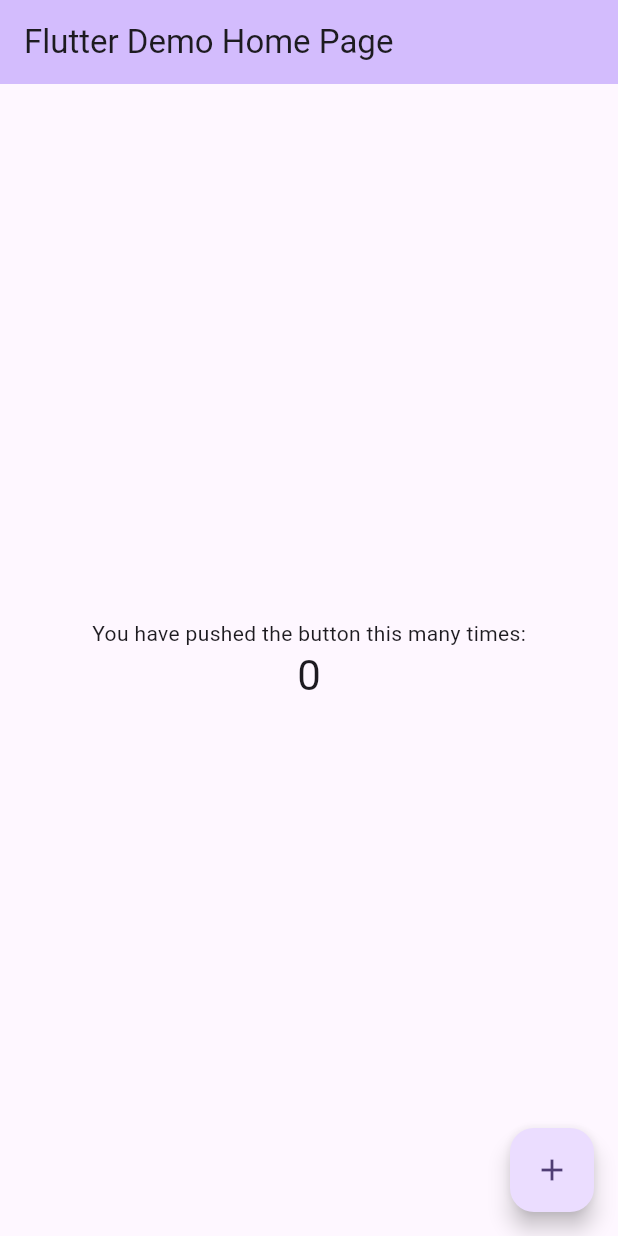
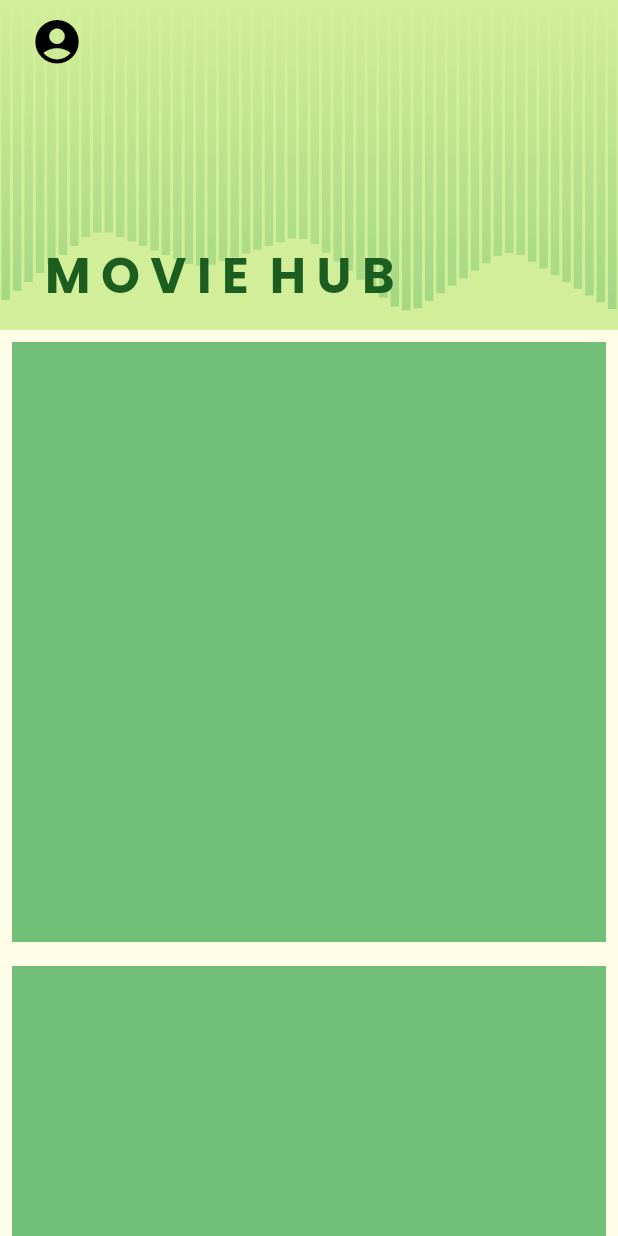
Before and after one commit to abey-joseph/movie_hub, a Flutter app: the screen it shows after launch, on a phone screen of 412 x 824 dp. Run offline on Flutter 3.47's test engine with Material 3 defaults, Android fonts, the phone set to English and light mode, and no system bars; our stand-ins replace google_fonts.

Commit message:
app bar added

```diff
--- a/lib/main.dart
+++ b/lib/main.dart
@@ -1,125 +1,20 @@
 import 'package:flutter/material.dart';
+import 'package:movie_hub/res/colors.dart';
+import 'package:movie_hub/screens/homepage.dart';
 
 void main() {
-  runApp(const MyApp());
+  runApp(MovieHub());
 }
 
-class MyApp extends StatelessWidget {
-  const MyApp({super.key});
+class MovieHub extends StatelessWidget {
+  //const MovieHub({super.key});
 
-  // This widget is the root of your application.
   @override
   Widget build(BuildContext context) {
     return MaterialApp(
-      title: 'Flutter Demo',
-      theme: ThemeData(
-        // This is the theme of your application.
-        //
-        // TRY THIS: Try running your application with "flutter run". You'll see
-        // the application has a purple toolbar. Then, without quitting the app,
-        // try changing the seedColor in the colorScheme below to Colors.green
-        // and then invoke "hot reload" (save your changes or press the "hot
-        // reload" button in a Flutter-supported IDE, or press "r" if you used
-        // the command line to start the app).
-        //
-        // Notice that the counter didn't reset back to zero; the application
-        // state is not lost during the reload. To reset the state, use hot
-        // restart instead.
-        //
-        // This works for code too, not just values: Most code changes can be
-        // tested with just a hot reload.
-        colorScheme: ColorScheme.fromSeed(seedColor: Colors.deepPurple),
-        useMaterial3: true,
-      ),
-      home: const MyHomePage(title: 'Flutter Demo Home Page'),
+      debugShowCheckedModeBanner: false,
+      theme: ThemeData(primarySwatch: Colors.lightGreen),
+      home: const HomePage(),
     );
   }
 }
-
-class MyHomePage extends StatefulWidget {
-  const MyHomePage({super.key, required this.title});
-
-  // This widget is the home page of your application. It is stateful, meaning
-  // that it has a State object (defined below) that contains fields that affect
-  // how it looks.
-
-  // This class is the configuration for the state. It holds the values (in this
-  // case the title) provided by the parent (in this case the App widget) and
-  // used by the build method of the State. Fields in a Widget subclass are
-  // always marked "final".
-
-  final String title;
-
-  @override
-  State<MyHomePage> createState() => _MyHomePageState();
-}
-
-class _MyHomePageState extends State<MyHomePage> {
-  int _counter = 0;
-
-  void _incrementCounter() {
-    setState(() {
-      // This call to setState tells the Flutter framework that something has
-      // changed in this State, which causes it to rerun the build method below
-      // so that the display can reflect the updated values. If we changed
-      // _counter without calling setState(), then the build method would not be
-      // called again, and so nothing would appear to happen.
-      _counter++;
-    });
-  }
-
-  @override
-  Widget build(BuildContext context) {
-    // This method is rerun every time setState is called, for instance as done
-    // by the _incrementCounter method above.
-    //
-    // The Flutter framework has been optimized to make rerunning build methods
-    // fast, so that you can just rebuild anything that needs updating rather
-    // than having to individually change instances of widgets.
-    return Scaffold(
-      appBar: AppBar(
-        // TRY THIS: Try changing the color here to a specific color (to
-        // Colors.amber, perhaps?) and trigger a hot reload to see the AppBar
-        // change color while the other colors stay the same.
-        backgroundColor: Theme.of(context).colorScheme.inversePrimary,
-        // Here we take the value from the MyHomePage object that was created by
-        // the App.build method, and use it to set our appbar title.
-        title: Text(widget.title),
-      ),
-      body: Center(
-        // Center is a layout widget. It takes a single child and positions it
-        // in the middle of the parent.
-        child: Column(
-          // Column is also a layout widget. It takes a list of children and
-          // arranges them vertically. By default, it sizes itself to fit its
-          // children horizontally, and tries to be as tall as its parent.
-          //
-          // Column has various properties to control how it sizes itself and
-          // how it positions its children. Here we use mainAxisAlignment to
-          // center the children vertically; the main axis here is the vertical
-          // axis because Columns are vertical (the cross axis would be
-          // horizontal).
-          //
-          // TRY THIS: Invoke "debug painting" (choose the "Toggle Debug Paint"
-          // action in the IDE, or press "p" in the console), to see the
-          // wireframe for each widget.
-          mainAxisAlignment: MainAxisAlignment.center,
-          children: <Widget>[
-            const Text(
-              'You have pushed the button this many times:',
-            ),
-            Text(
-              '$_counter',
-              style: Theme.of(context).textTheme.headlineMedium,
-            ),
-          ],
-        ),
-      ),
-      floatingActionButton: FloatingActionButton(
-        onPressed: _incrementCounter,
-        tooltip: 'Increment',
-        child: const Icon(Icons.add),
-      ), // This trailing comma makes auto-formatting nicer for build methods.
-    );
-  }
-}
--- /dev/null
+++ b/lib/res/colors.dart
@@ -0,0 +1,9 @@
+// app_colors.dart
+import 'package:flutter/material.dart';
+
+class AppColors {
+  static const Color greenPrimary = Color(0xFF72BF78); // #72BF78
+  static const Color greenLight = Color(0xFFA0D683); // #A0D683
+  static const Color greenLighter = Color(0xFFD3EE98); // #D3EE98
+  static const Color yellowLight = Color(0xFFFEFF9F); // #FEFF9F
+}
--- /dev/null
+++ b/lib/screens/homepage.dart
@@ -0,0 +1,178 @@
+import 'dart:ui';
+
+import 'package:flutter/material.dart';
+import 'package:google_fonts/google_fonts.dart';
+import 'package:movie_hub/res/colors.dart';
+
+class HomePage extends StatelessWidget {
+  const HomePage({super.key});
+
+  @override
+  Widget build(BuildContext context) {
+    return Scaffold(
+      backgroundColor: Colors.yellow[50],
+      //extendBodyBehindAppBar: true,
+      body: CustomScrollView(
+        slivers: [
+          SliverAppBar(
+            backgroundColor: AppColors.greenLighter,
+            //shadowColor: Colors.transparent,
+            leading: const Padding(
+              padding: EdgeInsets.only(left: 20),
+              child: Icon(
+                Icons.account_circle,
+                size: 35,
+                color: Colors.black,
+              ),
+            ),
+            pinned: true,
+            collapsedHeight: 110,
+            expandedHeight: 220,
+            flexibleSpace: FlexibleSpaceBar(
+              title: Text(
+                "M O V I E  H U B",
+                style: GoogleFonts.poppins(
+                    textStyle: TextStyle(
+                        fontWeight: FontWeight.bold, color: Colors.green[900])),
+              ),
+              centerTitle: false,
+              titlePadding: EdgeInsets.only(left: 30, bottom: 16),
+              background: Stack(
+                fit: StackFit.expand,
+                children: [
+                  Positioned.fill(
+                    child: CustomPaint(
+                      painter: WaveStripPainter(
+                          greenLighter: AppColors.greenLighter,
+                          greenLight: AppColors.greenLight),
+                    ),
+                  ),
+                ],
+              ),
+            ),
+          ),
+          SliverToBoxAdapter(
+            child: Padding(
+              padding: const EdgeInsets.all(8.0),
+              child: Container(
+                height: 400,
+                color: AppColors.greenPrimary,
+              ),
+            ),
+          ),
+          SliverToBoxAdapter(
+            child: Padding(
+              padding: const EdgeInsets.all(8.0),
+              child: Container(
+                height: 400,
+                color: AppColors.greenPrimary,
+              ),
+            ),
+          ),
+          SliverToBoxAdapter(
+            child: Padding(
+              padding: const EdgeInsets.all(8.0),
+              child: Container(
+                height: 400,
+                color: AppColors.greenLighter,
+              ),
+            ),
+          ),
+        ],
+      ),
+    );
+  }
+}
+
+class WaveStripPainter extends CustomPainter {
+  final Color greenLighter;
+  final Color greenLight;
+
+  WaveStripPainter({required this.greenLighter, required this.greenLight});
+
+  @override
+  void paint(Canvas canvas, Size size) {
+    Paint paint = Paint()
+      ..shader = LinearGradient(
+        colors: [greenLighter, greenLight],
+        begin: Alignment.topCenter,
+        end: Alignment.bottomCenter,
+      ).createShader(Rect.fromLTWH(0, 0, size.width, size.height));
+
+    double stripWidth = size.width /
+        54; // Reduced the width of each strip to be very small (65 strips)
+    double padding = 2.0; // Padding between strips
+    List<double> waveHeights = [
+      200,
+      194,
+      188,
+      182,
+      176,
+      170,
+      164,
+      158,
+      155,
+      155,
+      158,
+      161,
+      164,
+      167,
+      170,
+      173,
+      176,
+      177.1666667,
+      176.5,
+      174,
+      171.5,
+      169,
+      166.5,
+      164,
+      161.5,
+      159,
+      159.3333333,
+      162.5,
+      168.5,
+      174.5,
+      180.5,
+      186.5,
+      192.5,
+      198.5,
+      204.5,
+      206.8333333,
+      205.5,
+      200.5,
+      195.5,
+      190.5,
+      185.5,
+      180.5,
+      175.5,
+      170.5,
+      168.6666667,
+      170,
+      174.5,
+      179,
+      183.5,
+      188,
+      192.5,
+      197,
+      201.5,
+      206
+    ];
+
+    for (int i = 0; i < 54; i++) {
+      double waveHeight = waveHeights[i % waveHeights.length];
+      Path path = Path()
+        ..moveTo(i * stripWidth + padding / 2, 0)
+        ..lineTo((i + 1) * stripWidth - padding / 2, 0)
+        ..lineTo((i + 1) * stripWidth - padding / 2, waveHeight)
+        ..lineTo(i * stripWidth + padding / 2, waveHeight)
+        ..close();
+      canvas.drawPath(path, paint);
+    }
+  }
+
+  @override
+  bool shouldRepaint(covariant CustomPainter oldDelegate) {
+    return false;
+  }
+}
--- a/pubspec.yaml
+++ b/pubspec.yaml
@@ -35,6 +35,7 @@ dependencies:
   # The following adds the Cupertino Icons font to your application.
   # Use with the CupertinoIcons class for iOS style icons.
   cupertino_icons: ^1.0.8
+  google_fonts: ^6.2.1
 
 dev_dependencies:
   flutter_test:
```
Also changed, not shown: pubspec.lock, 8 other files.
